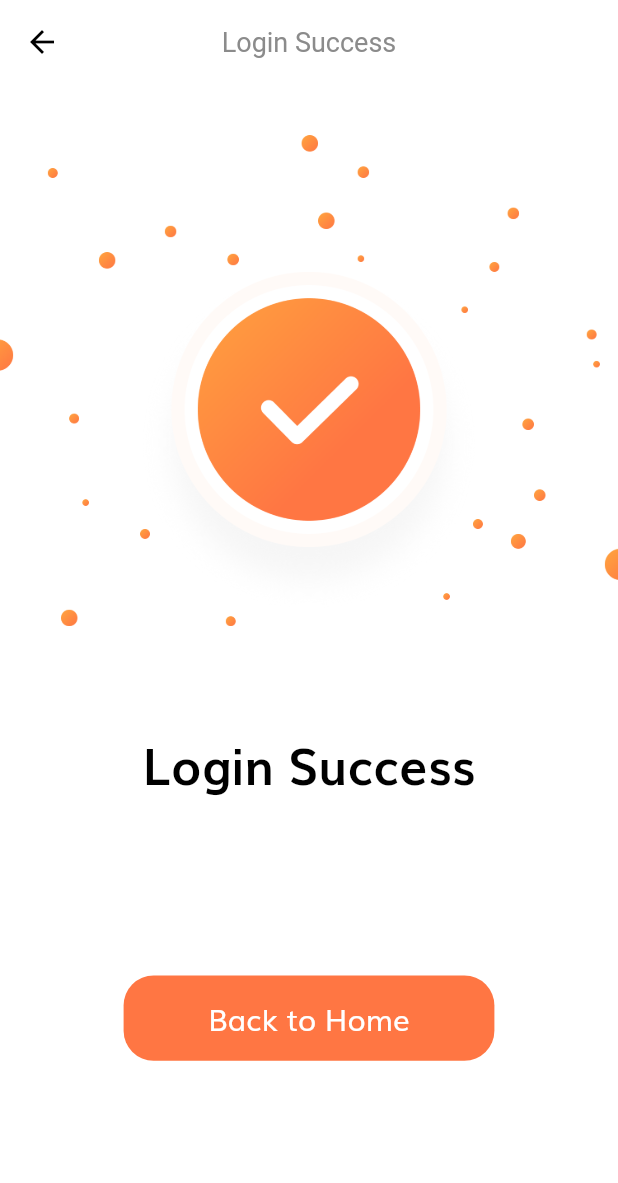
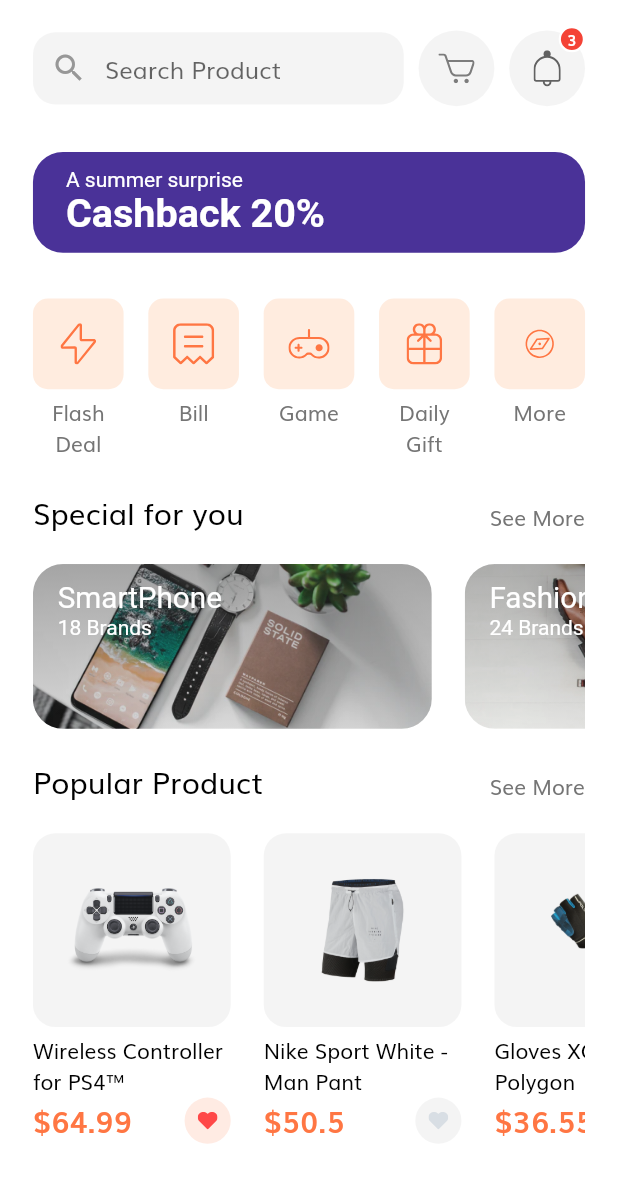
Before and after one commit to Hasuer/E-commerce-Complete-Flutter-UI, a Flutter app: the LoginSuccessScreen screen opened by its route, after a tap on "Back to Home", on a phone screen of 412 x 824 dp. Shown: the top 1183 px of the screen. Run offline on Flutter 3.47's test engine with Material 2 defaults, Android fonts, the phone set to English and light mode, and no system bars; our stand-ins replace flutter_svg, get, pinput.

Commit message:
finish Episode 4

```diff
--- /dev/null
+++ b/lib/models/Cart.dart
@@ -0,0 +1,19 @@
+import 'package:flutter/material.dart';
+
+import 'Product.dart';
+import 'Product.dart';
+
+class Cart {
+  final Product product;
+  final int numOfItem;
+
+  Cart({required this.product, required this.numOfItem});
+}
+
+// Demo data for our cart
+
+List<Cart> demoCarts = [
+  Cart(product: demoProducts[0], numOfItem: 2),
+  Cart(product: demoProducts[1], numOfItem: 1),
+  Cart(product: demoProducts[3], numOfItem: 1),
+];
--- /dev/null
+++ b/lib/models/Product.dart
@@ -0,0 +1,103 @@
+import 'package:flutter/material.dart';
+
+class Product {
+  final int id;
+  final String title, description;
+  final List<String> images;
+  final List<Color> colors;
+  final double rating, price;
+  final bool isFavourite, isPopular;
+
+  Product({
+    required this.id,
+    required this.images,
+    required this.colors,
+    this.rating = 0.0,
+    this.isFavourite = false,
+    this.isPopular = false,
+    required this.title,
+    required this.price,
+    required this.description,
+  });
+}
+
+// Our demo Products
+
+List<Product> demoProducts = [
+  Product(
+    id: 1,
+    images: [
+      "assets/images/ps4_console_white_1.png",
+      "assets/images/ps4_console_white_2.png",
+      "assets/images/ps4_console_white_3.png",
+      "assets/images/ps4_console_white_4.png",
+    ],
+    colors: [
+      Color(0xFFF6625E),
+      Color(0xFF836DB8),
+      Color(0xFFDECB9C),
+      Colors.white,
+    ],
+    title: "Wireless Controller for PS4™",
+    price: 64.99,
+    description: description,
+    rating: 4.8,
+    isFavourite: true,
+    isPopular: true,
+  ),
+  Product(
+    id: 2,
+    images: [
+      "assets/images/Image Popular Product 2.png",
+    ],
+    colors: [
+      Color(0xFFF6625E),
+      Color(0xFF836DB8),
+      Color(0xFFDECB9C),
+      Colors.white,
+    ],
+    title: "Nike Sport White - Man Pant",
+    price: 50.5,
+    description: description,
+    rating: 4.1,
+    isPopular: true,
+  ),
+  Product(
+    id: 3,
+    images: [
+      "assets/images/glap.png",
+    ],
+    colors: [
+      Color(0xFFF6625E),
+      Color(0xFF836DB8),
+      Color(0xFFDECB9C),
+      Colors.white,
+    ],
+    title: "Gloves XC Omega - Polygon",
+    price: 36.55,
+    description: description,
+    rating: 4.1,
+    isFavourite: true,
+    isPopular: true,
+  ),
+  Product(
+    id: 4,
+    images: [
+      "assets/images/wireless headset.png",
+    ],
+    colors: [
+      Color(0xFFF6625E),
+      Color(0xFF836DB8),
+      Color(0xFFDECB9C),
+      Colors.white,
+    ],
+    title: "Logitech Head",
+    price: 20.20,
+    description: description,
+    rating: 4.1,
+    isFavourite: true,
+  ),
+];
+
+const String description =
+    "Wireless Controller for PS4™ gives you what you want in your gaming from over precision control your games to sharing …";
--- a/lib/routes.dart
+++ b/lib/routes.dart
@@ -7,6 +7,7 @@ import 'package:e_commerce_app_ui/screens/splash/splash_screen.dart';
 import 'package:get/get_navigation/src/routes/get_route.dart';
 
 import 'screens/complete_profile/complete_profile_screen.dart';
+import 'screens/home/home_screen.dart';
 import 'screens/otp/otp_screen.dart';
 
 class Routes{
@@ -17,6 +18,7 @@ class Routes{
   static const signUpScreen = '/signUpScreen';
   static const completeProfileScreen = '/completeProfileScreen';
   static const otpScreen = '/otpScreen';
+  static const homeScreen = '/homeScreen';
 }
 
 class AppPages{
@@ -49,5 +51,9 @@ class AppPages{
       name: Routes.otpScreen,
       page: () => const OtpScreen(),
     ),
+    GetPage(
+      name: Routes.homeScreen,
+      page: () => const HomeScreen(),
+    ),
   ];
 }
--- /dev/null
+++ b/lib/screens/home/components/body.dart
@@ -0,0 +1,38 @@
+import 'package:e_commerce_app_ui/size_config.dart';
+import "package:flutter/material.dart";
+
+import 'categories.dart';
+import 'discount_banner.dart';
+import 'home_header.dart';
+import 'popular_products.dart';
+import 'special_offers.dart';
+
+class Body extends StatelessWidget {
+  const Body({Key? key}) : super(key: key);
+
+  @override
+  Widget build(BuildContext context) {
+    return SingleChildScrollView(
+      child: SafeArea(
+        child: Padding(
+          padding:
+              EdgeInsets.symmetric(horizontal: getProportionateScreenWidth(20)),
+          child: Column(
+            children: [
+              SizedBox(height: getProportionateScreenHeight(20)),
+              const HomeHeader(),
+              SizedBox(height: getProportionateScreenHeight(10)),
+              const DiscountBanner(),
+              SizedBox(height: getProportionateScreenHeight(10)),
+              const Categories(),
+              SizedBox(height: getProportionateScreenHeight(20)),
+              const SpecialOffers(),
+              SizedBox(height: getProportionateScreenHeight(20)),
+              const PopularProducts()
+            ],
+          ),
+        ),
+      ),
+    );
+  }
+}
--- /dev/null
+++ b/lib/screens/home/components/categories.dart
@@ -0,0 +1,75 @@
+import 'package:flutter/material.dart';
+import 'package:flutter_svg/svg.dart';
+
+import '../../../size_config.dart';
+
+class Categories extends StatelessWidget {
+  const Categories({Key? key}) : super(key: key);
+
+  @override
+  Widget build(BuildContext context) {
+    List<Map<String, dynamic>> categories = [
+      {"icon": "assets/icons/Flash Icon.svg", "text": "Flash Deal"},
+      {"icon": "assets/icons/Bill Icon.svg", "text": "Bill"},
+      {"icon": "assets/icons/Game Icon.svg", "text": "Game"},
+      {"icon": "assets/icons/Gift Icon.svg", "text": "Daily Gift "},
+      {"icon": "assets/icons/Discover.svg", "text": "More"},
+    ];
+    return Row(
+      mainAxisAlignment: MainAxisAlignment.spaceBetween,
+      crossAxisAlignment: CrossAxisAlignment.start,
+      children: List.generate(
+        categories.length,
+        (index) => CategoryCard(
+          press: () {},
+          svgSrc: categories[index]["icon"],
+          text: categories[index]["text"],
+        ),
+      ),
+    );
+  }
+}
+
+class CategoryCard extends StatelessWidget {
+  const CategoryCard({
+    Key? key,
+    required this.svgSrc,
+    required this.text,
+    required this.press,
+  }) : super(key: key);
+
+  final String svgSrc;
+  final String text;
+  final VoidCallback press;
+
+  @override
+  Widget build(BuildContext context) {
+    return GestureDetector(
+      onTap: press,
+      child: SizedBox(
+        width: getProportionateScreenWidth(55),
+        child: Column(
+          children: [
+            Container(
+              padding: EdgeInsets.all(getProportionateScreenWidth(15)),
+              width: getProportionateScreenWidth(55),
+              height: getProportionateScreenWidth(55),
+              decoration: BoxDecoration(
+                color: const Color(0xffffecdf),
+                borderRadius: BorderRadius.circular(10),
+              ),
+              child: SvgPicture.asset(svgSrc),
+            ),
+            const SizedBox(
+              height: 5,
+            ),
+            Text(
+              text,
+              textAlign: TextAlign.center,
+            )
+          ],
+        ),
+      ),
+    );
+  }
+}
--- /dev/null
+++ b/lib/screens/home/components/discount_banner.dart
@@ -0,0 +1,41 @@
+import "package:flutter/material.dart";
+
+import '../../../size_config.dart';
+
+class DiscountBanner extends StatelessWidget {
+  const DiscountBanner({
+    Key? key,
+  }) : super(key: key);
+
+  @override
+  Widget build(BuildContext context) {
+    return Container(
+      margin: EdgeInsets.symmetric(vertical: getProportionateScreenHeight(20)),
+      padding: EdgeInsets.symmetric(
+          horizontal: getProportionateScreenWidth(20),
+          vertical: getProportionateScreenHeight(10)),
+      width: double.infinity,
+      decoration: BoxDecoration(
+        color: const Color(0XFF4A3298),
+        borderRadius: BorderRadius.circular(20),
+      ),
+      child: Text.rich(
+        TextSpan(
+          children: [
+            const TextSpan(
+              text: "A summer surprise\n",
+              style: TextStyle(color: Colors.white),
+            ),
+            TextSpan(
+              text: "Cashback 20%",
+              style: TextStyle(
+                  color: Colors.white,
+                  fontSize: getProportionateScreenWidth(24),
+                  fontWeight: FontWeight.bold),
+            )
+          ],
+        ),
+      ),
+    );
+  }
+}
--- /dev/null
+++ b/lib/screens/home/components/home_header.dart
@@ -0,0 +1,30 @@
+import 'package:flutter/material.dart';
+
+import 'iconbtn_with_counter.dart';
+import 'search_feild.dart';
+
+class HomeHeader extends StatelessWidget {
+  const HomeHeader({
+    Key? key,
+  }) : super(key: key);
+
+  @override
+  Widget build(BuildContext context) {
+    return Row(
+      mainAxisAlignment: MainAxisAlignment.spaceBetween,
+      children: [
+        const SearchFeild(),
+        IconBtnWithCounter(
+          iconSrc: "assets/icons/Cart Icon.svg",
+          press: () {},
+          count: 0,
+        ),
+        IconBtnWithCounter(
+          iconSrc: "assets/icons/Bell.svg",
+          press: () {},
+          count: 3,
+        ),
+      ],
+    );
+  }
+}
--- /dev/null
+++ b/lib/screens/home/components/iconbtn_with_counter.dart
@@ -0,0 +1,63 @@
+import 'package:flutter/material.dart';
+import 'package:flutter_svg/svg.dart';
+
+import '../../../constants.dart';
+import '../../../size_config.dart';
+
+class IconBtnWithCounter extends StatelessWidget {
+  const IconBtnWithCounter({
+    Key? key,
+    required this.press,
+    required this.iconSrc,
+    required this.count,
+  }) : super(key: key);
+  final String iconSrc;
+  final VoidCallback press;
+  final int count;
+  @override
+  Widget build(BuildContext context) {
+    return InkWell(
+      borderRadius: BorderRadius.circular(50),
+      onTap: press,
+      child: Stack(
+        clipBehavior: Clip.none,
+        children: [
+          Container(
+            padding: EdgeInsets.all(
+              getProportionateScreenWidth(12),
+            ),
+            width: getProportionateScreenWidth(46),
+            height: getProportionateScreenWidth(46),
+            decoration: BoxDecoration(
+                color: kSecondaryColor.withOpacity(.1), shape: BoxShape.circle),
+            child: SvgPicture.asset(iconSrc),
+          ),
+          if (count != 0)
+            Positioned(
+              right: 0,
+              top: -3,
+              child: Container(
+                width: getProportionateScreenWidth(16),
+                height: getProportionateScreenWidth(16),
+                decoration: BoxDecoration(
+                  color: Colors.red,
+                  shape: BoxShape.circle,
+                  border: Border.all(width: 1.5, color: Colors.white),
+                ),
+                child: Align(
+                  alignment: Alignment.center,
+                  child: Text(
+                    "$count",
+                    style: TextStyle(
+                        fontSize: getProportionateScreenWidth(9),
+                        color: Colors.white,
+                        fontWeight: FontWeight.w700),
+                  ),
+                ),
+              ),
+            )
+        ],
+      ),
+    );
+  }
+}
--- /dev/null
+++ b/lib/screens/home/components/popular_products.dart
@@ -0,0 +1,37 @@
+import 'package:flutter/material.dart';
+
+import '../../../models/Product.dart';
+import '../../../size_config.dart';
+import 'product_card.dart';
+import 'section_title.dart';
+
+class PopularProducts extends StatelessWidget {
+  const PopularProducts({
+    Key? key,
+  }) : super(key: key);
+
+  @override
+  Widget build(BuildContext context) {
+    return Column(
+      children: [
+        SectionTitle(title: "Popular Product", press: () {}),
+        SizedBox(height: getProportionateScreenHeight(20)),
+        SingleChildScrollView(
+          scrollDirection: Axis.horizontal,
+          child: Row(
+            crossAxisAlignment: CrossAxisAlignment.start,
+            children: List.generate(
+              demoProducts.length,
+              (index) => ProductCard(
+                aspectRatio: 1.02,
+                width: 140,
+                product: demoProducts[index],
+                press: () {},
+              ),
+            ),
+          ),
+        ),
+      ],
+    );
+  }
+}
--- /dev/null
+++ b/lib/screens/home/components/product_card.dart
@@ -0,0 +1,85 @@
+import 'package:flutter/material.dart';
+import 'package:flutter_svg/svg.dart';
+
+import '../../../constants.dart';
+import '../../../models/Product.dart';
+import '../../../size_config.dart';
+
+class ProductCard extends StatelessWidget {
+  const ProductCard({
+    Key? key,
+    required this.width,
+    required this.aspectRatio,
+    required this.product,
+    required this.press,
+  }) : super(key: key);
+  final double width, aspectRatio;
+  final Product product;
+  final VoidCallback press;
+  @override
+  Widget build(BuildContext context) {
+    return Container(
+      padding: EdgeInsets.only(right: getProportionateScreenWidth(20)),
+      width: getProportionateScreenWidth(width),
+      child: Column(
+        children: [
+          AspectRatio(
+            aspectRatio: aspectRatio,
+            child: Container(
+              padding: EdgeInsets.all(getProportionateScreenWidth(20)),
+              decoration: BoxDecoration(
+                color: kSecondaryColor.withOpacity(.1),
+                borderRadius: BorderRadius.circular(15),
+              ),
+              child: Image.asset(product.images[0]),
+            ),
+          ),
+          const SizedBox(height: 5),
+          Text(
+            product.title,
+            style: const TextStyle(
+              color: Colors.black,
+            ),
+            maxLines: 2,
+            overflow: TextOverflow.ellipsis,
+          ),
+          Row(
+            mainAxisAlignment: MainAxisAlignment.spaceBetween,
+            children: [
+              Text(
+                "\$${product.price}",
+                style: TextStyle(
+                  color: kPrimaryColor,
+                  fontSize: getProportionateScreenWidth(18),
+                  fontWeight: FontWeight.w600,
+                ),
+              ),
+              InkWell(
+                borderRadius: BorderRadius.circular(50),
+                onTap: press,
+                child: Container(
+                  padding: EdgeInsets.all(getProportionateScreenWidth(8)),
+                  width: getProportionateScreenWidth(28),
+                  height: getProportionateScreenWidth(28),
+                  decoration: BoxDecoration(
+                    color: product.isFavourite
+                        ? kPrimaryColor.withOpacity(.15)
+                        : kSecondaryColor.withOpacity(.1),
+                    shape: BoxShape.circle,
+                    // borderRadius: BorderRadius.circular(50),
+                  ),
+                  child: SvgPicture.asset(
+                    "assets/icons/Heart Icon_2.svg",
+                    color: product.isFavourite
+                        ? const Color(0xffff4848)
+                        : const Color(0xffd8dee4),
+                  ),
+                ),
+              ),
+            ],
+          )
+        ],
+      ),
+    );
+  }
+}
--- /dev/null
+++ b/lib/screens/home/components/search_feild.dart
@@ -0,0 +1,37 @@
+import "package:flutter/material.dart";
+
+import '../../../constants.dart';
+import '../../../size_config.dart';
+
+class SearchFeild extends StatelessWidget {
+  const SearchFeild({
+    Key? key,
+  }) : super(key: key);
+
+  @override
+  Widget build(BuildContext context) {
+    return Container(
+      width: SizeConfig.screenWidth * .6,
+      decoration: BoxDecoration(
+        color: kSecondaryColor.withOpacity(.1),
+        borderRadius: BorderRadius.circular(15),
+      ),
+      child: TextField(
+        cursorColor: kSecondaryColor,
+        decoration: InputDecoration(
+          contentPadding: EdgeInsets.symmetric(
+            horizontal: getProportionateScreenWidth(20),
+            vertical: getProportionateScreenWidth(11),
+          ),
+          enabledBorder: InputBorder.none,
+          focusedBorder: InputBorder.none,
+          hintText: "Search Product",
+          prefixIcon: const Icon(
+            Icons.search,
+            color: kSecondaryColor,
+          ),
+        ),
+      ),
+    );
+  }
+}
--- /dev/null
+++ b/lib/screens/home/components/section_title.dart
@@ -0,0 +1,31 @@
+import "package:flutter/material.dart";
+
+import '../../../size_config.dart';
+
+class SectionTitle extends StatelessWidget {
+  const SectionTitle({
+    Key? key,
+    required this.title,
+    required this.press,
+  }) : super(key: key);
+  final String title;
+  final VoidCallback press;
+  @override
+  Widget build(BuildContext context) {
+    return Row(
+      mainAxisAlignment: MainAxisAlignment.spaceBetween,
+      crossAxisAlignment: CrossAxisAlignment.end,
+      children: [
+        Text(
+          title,
+          style: TextStyle(
+              fontSize: getProportionateScreenWidth(18), color: Colors.black),
+        ),
+        GestureDetector(
+          onTap: press,
+          child: const Text("See More"),
+        )
+      ],
+    );
+  }
+}
--- /dev/null
+++ b/lib/screens/home/components/special_offer_card.dart
@@ -0,0 +1,67 @@
+import 'package:flutter/material.dart';
+
+import '../../../size_config.dart';
+
+class SpecialOfferCard extends StatelessWidget {
+  const SpecialOfferCard({
+    Key? key,
+    required this.title,
+    required this.subTitle,
+    required this.picSrc,
+    required this.press,
+  }) : super(key: key);
+  final String title;
+  final String subTitle;
+  final String picSrc;
+  final VoidCallback press;
+  @override
+  Widget build(BuildContext context) {
+    return GestureDetector(
+      onTap: press,
+      child: Container(
+        margin: EdgeInsets.only(right: getProportionateScreenWidth(20)),
+        width: getProportionateScreenWidth(242),
+        height: getProportionateScreenWidth(100),
+        child: ClipRRect(
+          borderRadius: BorderRadius.circular(20),
+          child: Stack(
+            children: [
+              Image.asset(
+                picSrc,
+                fit: BoxFit.cover,
+              ),
+              Container(
+                decoration: BoxDecoration(
+                  gradient: LinearGradient(
+                    begin: Alignment.topCenter,
+                    end: Alignment.bottomCenter,
+                    colors: [
+                      const Color(0xff343434).withOpacity(.4),
+                      const Color(0xff343434).withOpacity(.1),
+                    ],
+                  ),
+                ),
+              ),
+              Padding(
+                padding: EdgeInsets.symmetric(
+                    horizontal: getProportionateScreenWidth(15),
+                    vertical: getProportionateScreenWidth(10)),
+                child: Text.rich(TextSpan(
+                  style: const TextStyle(color: Colors.white),
+                  children: [
+                    TextSpan(
+                        text: "$title\n",
+                        style: TextStyle(
+                          fontSize: getProportionateScreenWidth(18),
+                        )),
+                    TextSpan(text: subTitle)
+                  ],
+                )),
+              )
+            ],
+          ),
+        ),
+      ),
+    );
+  }
+}
--- /dev/null
+++ b/lib/screens/home/components/special_offers.dart
@@ -0,0 +1,43 @@
+import "package:flutter/material.dart";
+
+import '../../../size_config.dart';
+import 'section_title.dart';
+import 'special_offer_card.dart';
+
+class SpecialOffers extends StatelessWidget {
+  const SpecialOffers({
+    Key? key,
+  }) : super(key: key);
+
+  @override
+  Widget build(BuildContext context) {
+    return Column(
+      children: [
+        SectionTitle(
+          title: "Special for you",
+          press: () {},
+        ),
+        SizedBox(height: getProportionateScreenHeight(20)),
+        SingleChildScrollView(
+          scrollDirection: Axis.horizontal,
+          child: Row(
+            children: [
+              SpecialOfferCard(
+                title: "SmartPhone",
+                subTitle: "18 Brands",
+                picSrc: "assets/images/Image Banner 2.png",
+                press: () {},
+              ),
+              SpecialOfferCard(
+                title: "Fashion",
+                subTitle: "24 Brands",
+                picSrc: "assets/images/Image Banner 3.png",
+                press: () {},
+              ),
+            ],
+          ),
+        ),
+      ],
+    );
+  }
+}
--- /dev/null
+++ b/lib/screens/home/home_screen.dart
@@ -0,0 +1,14 @@
+import 'package:flutter/material.dart';
+
+import 'components/body.dart';
+
+class HomeScreen extends StatelessWidget {
+  const HomeScreen({Key? key}) : super(key: key);
+
+  @override
+  Widget build(BuildContext context) {
+    return const Scaffold(
+      body: Body(),
+    );
+  }
+}
--- a/lib/screens/login_success/components/body.dart
+++ b/lib/screens/login_success/components/body.dart
@@ -1,6 +1,8 @@
 import 'package:e_commerce_app_ui/components/default_button.dart';
+import 'package:e_commerce_app_ui/routes.dart';
 import 'package:e_commerce_app_ui/size_config.dart';
 import 'package:flutter/material.dart';
+import 'package:get/get.dart';
 
 class Body extends StatelessWidget {
   const Body({Key? key}) : super(key: key);
@@ -30,7 +32,9 @@ class Body extends StatelessWidget {
         const Spacer(),
         SizedBox(
           width: SizeConfig.screenWidth * .6,
-          child: DefaultButton(text: "Back to Home", press: () {}),
+          child: DefaultButton(
+              text: "Back to Home",
+              press: () => Get.toNamed(Routes.homeScreen)),
         ),
         const Spacer(),
       ],
```
